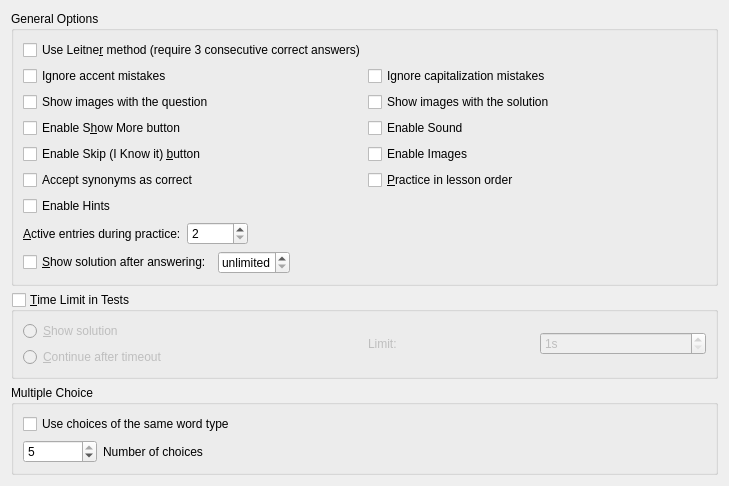
Old version of the form src/configure-practice/advancedpracticeoptions.ui in the repository KDE/parley.
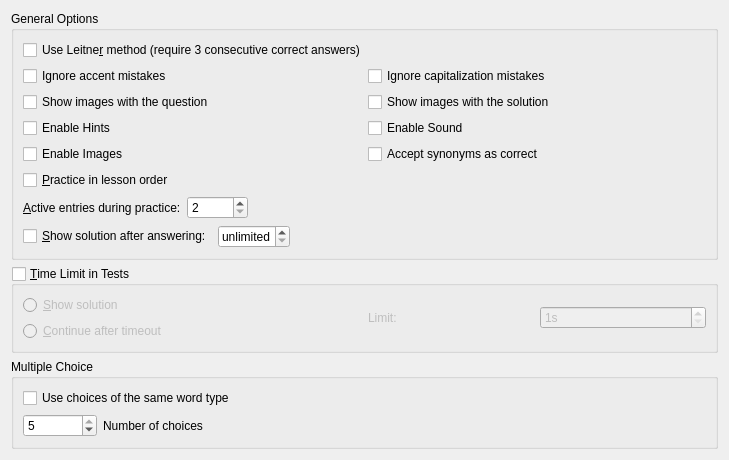
New version of the form. Custom widgets are drawn as their Qt base class.

Commit message: remove enable show more and skip buttons in config options

What changed in the file:
```diff
--- a/src/configure-practice/advancedpracticeoptions.ui
+++ b/src/configure-practice/advancedpracticeoptions.ui
@@ -61,18 +61,9 @@
          </widget>
         </item>
         <item row="2" column="0">
-         <widget class="QCheckBox" name="kcfg_ShowMore">
-          <property name="enabled">
-           <bool>true</bool>
-          </property>
-          <property name="toolTip">
-           <string>Enable the Show More button on the Random Query screen</string>
-          </property>
-          <property name="whatsThis">
-           <string>When this is checked, you will be able to use a Show More button which allow you to get the next letter in your answer in the query. If this is unchecked, the Show More button will not be enabled, you will not be able to use it.</string>
-          </property>
+         <widget class="QCheckBox" name="kcfg_ShowHints">
           <property name="text">
-           <string>Enable S&amp;how More button</string>
+           <string>Enable Hints</string>
           </property>
          </widget>
         </item>
@@ -84,36 +75,20 @@
          </widget>
         </item>
         <item row="3" column="0">
-         <widget class="QCheckBox" name="kcfg_SkipKnownEnabled">
-          <property name="enabled">
-           <bool>true</bool>
-          </property>
-          <property name="toolTip">
-           <string>Enable the I Know It button on the Random Query screen</string>
-          </property>
-          <property name="whatsThis">
-           <string>If this is checked, the I Know button will be available. It allows you to tell the query that you know the result without writing it or having it checked. This is available by default. If you uncheck this, the I Know button will not be available.</string>
-          </property>
-          <property name="text">
-           <string>Enable Skip (I Know it) &amp;button</string>
-          </property>
-         </widget>
-        </item>
-        <item row="3" column="1">
          <widget class="QCheckBox" name="kcfg_PracticeImagesEnabled">
           <property name="text">
            <string>Enable Images</string>
           </property>
          </widget>
         </item>
-        <item row="4" column="0">
+        <item row="3" column="1">
          <widget class="QCheckBox" name="kcfg_CountSynonymsAsCorrect">
           <property name="text">
            <string>Accept synonyms as correct</string>
           </property>
          </widget>
         </item>
-        <item row="4" column="1">
+        <item row="4" column="0">
          <widget class="QCheckBox" name="kcfg_TestOrderLesson">
           <property name="toolTip">
            <string>When practicing, new words will be chosen loosely in lesson order if this is selected.  Otherwise, they will be chosen completely at random.</string>
@@ -123,13 +98,6 @@
           </property>
          </widget>
         </item>
-        <item row="5" column="0">
-         <widget class="QCheckBox" name="kcfg_ShowHints">
-          <property name="text">
-           <string>Enable Hints</string>
-          </property>
-         </widget>
-        </item>
        </layout>
       </item>
       <item>
```
Left out of the diff: 2 changed lines with no effect on the pictures.
